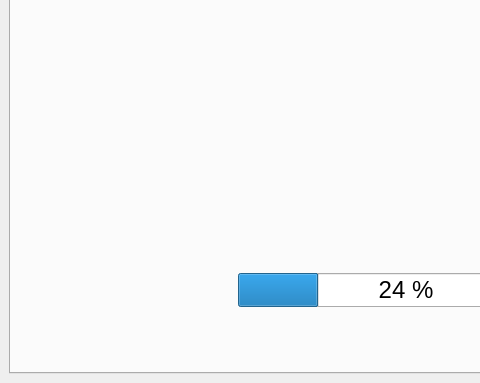
Old version of the form ddh/gui/designer_main.ui in the repository LowellInstruments/ddh_old; both pictures show x 0 to 480 and y 115 to 498 of the 818 by 498 pixel window.
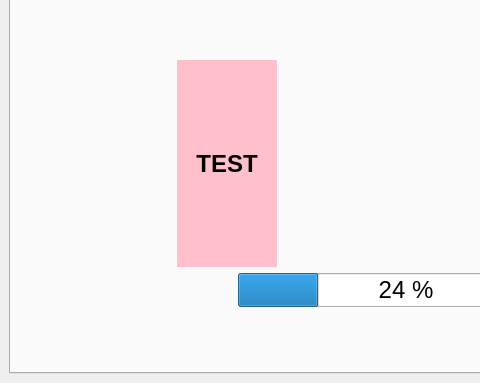
New version of the form. The open tabs and pages were chosen to show the change. Icons and pictures are not drawn.

The edit to the form file:
```diff
--- a/ddh/gui/designer_main.ui
+++ b/ddh/gui/designer_main.ui
@@ -73,7 +73,39 @@
            </spacer>
           </item>
           <item row="3" column="1">
-           <layout class="QHBoxLayout" name="horizontalLayout_11" stretch="1">
+           <layout class="QHBoxLayout" name="horizontalLayout_11" stretch="1,4">
+            <item>
+             <widget class="QLabel" name="lbl_testmode">
+              <property name="maximumSize">
+               <size>
+                <width>100</width>
+                <height>16777215</height>
+               </size>
+              </property>
+              <property name="font">
+               <font>
+                <pointsize>18</pointsize>
+                <weight>75</weight>
+                <bold>true</bold>
+               </font>
+              </property>
+              <property name="autoFillBackground">
+               <bool>false</bool>
+              </property>
+              <property name="styleSheet">
+               <string notr="true">background-color: pink</string>
+              </property>
+              <property name="text">
+               <string>TEST</string>
+              </property>
+              <property name="textFormat">
+               <enum>Qt::PlainText</enum>
+              </property>
+              <property name="alignment">
+               <set>Qt::AlignCenter</set>
+              </property>
+             </widget>
+            </item>
             <item>
              <widget class="QLabel" name="lbl_ble_img">
               <property name="sizePolicy">
```
Left out of the diff: 70 changed lines with no effect on the pictures.
